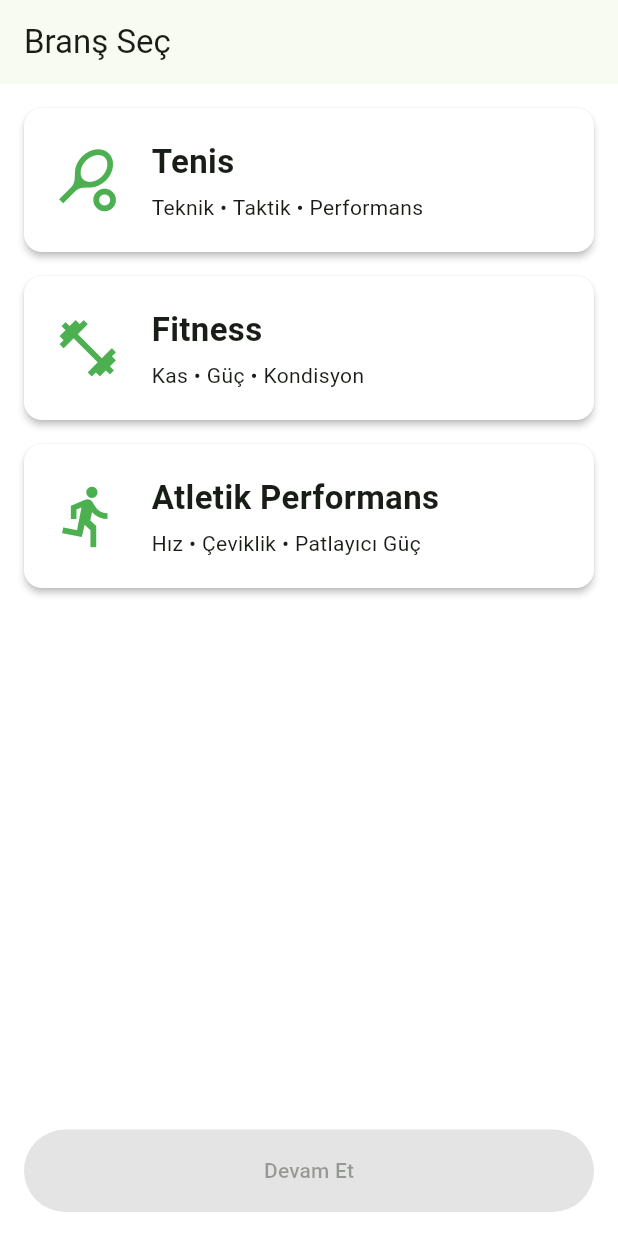
After one commit to l-ziya/bodyhub-platform, a Flutter app: the SportSelectionScreen screen opened directly, on a phone screen of 412 x 824 dp. The commit adds this screen. Run offline on Flutter 3.47's test engine with Material 3 defaults, Android fonts, the phone set to English and light mode, and no system bars; our stand-ins replace cloud_firestore, firebase_auth, firebase_core, flutter_riverpod; accounts and stored records are empty; network calls fail.

Commit message:
Add sport selection flow after registration

```diff
--- a/lib/features/auth/presentation/register_screen.dart
+++ b/lib/features/auth/presentation/register_screen.dart
@@ -1,6 +1,7 @@
 import 'package:flutter/material.dart';
 import 'package:flutter_riverpod/flutter_riverpod.dart';
 import '../providers/auth_provider.dart';
+import '../../sports/presentation/sport_selection_screen.dart';
 
 class RegisterScreen extends ConsumerStatefulWidget {
   const RegisterScreen({super.key});
@@ -86,7 +87,12 @@ class _RegisterScreenState extends ConsumerState<RegisterScreen> {
         ),
       );
 
-      Navigator.pop(context);
+      Navigator.pushReplacement(
+  context,
+  MaterialPageRoute(
+    builder: (_) => const SportSelectionScreen(),
+  ),
+);
     } catch (e) {
       ScaffoldMessenger.of(context).showSnackBar(
         SnackBar(
--- /dev/null
+++ b/lib/features/sports/presentation/sport_selection_screen.dart
@@ -0,0 +1,113 @@
+import 'package:flutter/material.dart';
+
+class SportSelectionScreen extends StatefulWidget {
+  const SportSelectionScreen({super.key});
+
+  @override
+  State<SportSelectionScreen> createState() =>
+      _SportSelectionScreenState();
+}
+
+class _SportSelectionScreenState extends State<SportSelectionScreen> {
+  String? selectedSport;
+
+  Widget sportCard({
+    required String title,
+    required String subtitle,
+    required IconData icon,
+    required String value,
+  }) {
+    final isSelected = selectedSport == value;
+
+    return GestureDetector(
+      onTap: () {
+        setState(() {
+          selectedSport = value;
+        });
+      },
+      child: Card(
+        elevation: isSelected ? 8 : 2,
+        color: isSelected ? Colors.green.shade100 : Colors.white,
+        margin: const EdgeInsets.only(bottom: 16),
+        child: Padding(
+          padding: const EdgeInsets.all(20),
+          child: Row(
+            children: [
+              Icon(
+                icon,
+                color: Colors.green,
+                size: 45,
+              ),
+              const SizedBox(width: 20),
+              Expanded(
+                child: Column(
+                  crossAxisAlignment: CrossAxisAlignment.start,
+                  children: [
+                    Text(
+                      title,
+                      style: const TextStyle(
+                        fontSize: 22,
+                        fontWeight: FontWeight.bold,
+                      ),
+                    ),
+                    const SizedBox(height: 5),
+                    Text(subtitle),
+                  ],
+                ),
+              ),
+              if (isSelected)
+                const Icon(
+                  Icons.check_circle,
+                  color: Colors.green,
+                  size: 30,
+                ),
+            ],
+          ),
+        ),
+      ),
+    );
+  }
+
+  @override
+  Widget build(BuildContext context) {
+    return Scaffold(
+      appBar: AppBar(
+        title: const Text("Branş Seç"),
+      ),
+      body: Padding(
+        padding: const EdgeInsets.all(16),
+        child: Column(
+          children: [
+            sportCard(
+              title: "Tenis",
+              subtitle: "Teknik • Taktik • Performans",
+              icon: Icons.sports_tennis,
+              value: "tennis",
+            ),
+            sportCard(
+              title: "Fitness",
+              subtitle: "Kas • Güç • Kondisyon",
+              icon: Icons.fitness_center,
+              value: "fitness",
+            ),
+            sportCard(
+              title: "Atletik Performans",
+              subtitle: "Hız • Çeviklik • Patlayıcı Güç",
+              icon: Icons.directions_run,
+              value: "athletic",
+            ),
+            const Spacer(),
+            SizedBox(
+              width: double.infinity,
+              height: 55,
+              child: ElevatedButton(
+                onPressed: selectedSport == null ? null : () {},
+                child: const Text("Devam Et"),
+              ),
+            ),
+          ],
+        ),
+      ),
+    );
+  }
+}
--- a/lib/main.dart
+++ b/lib/main.dart
@@ -4,6 +4,7 @@ import 'package:flutter_riverpod/flutter_riverpod.dart';
 import 'core/theme.dart';
 import 'firebase_options.dart';
 import 'features/splash/presentation/splash_screen.dart';
+import 'features/sports/presentation/sport_selection_screen.dart';
 
 Future<void> main() async {
   WidgetsFlutterBinding.ensureInitialized();
```
